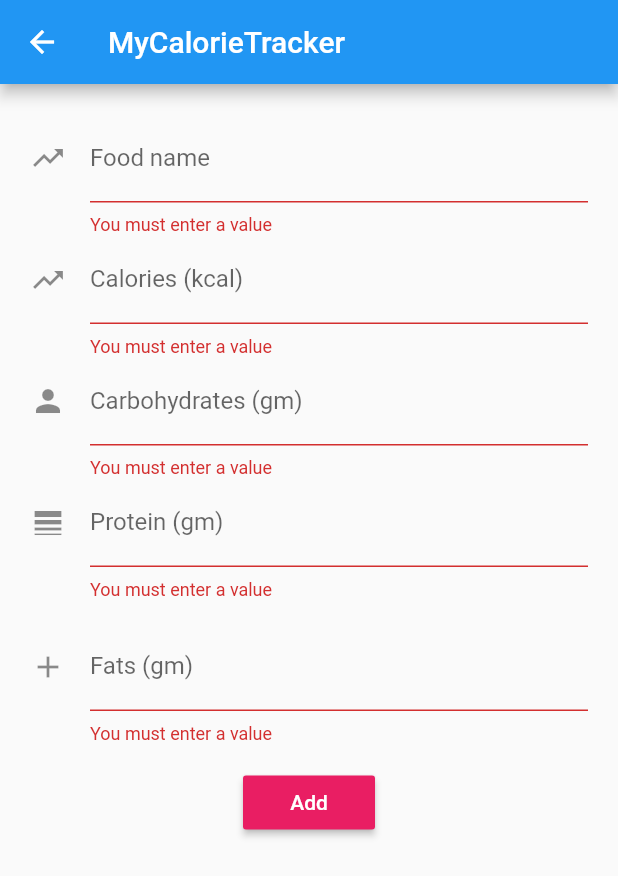
After one commit to shreshth12/flutterCalorieTracker, a Flutter app: the addCalorie screen opened directly, after a tap on "Add", on a phone screen of 412 x 824 dp. The commit adds this screen. Shown: the top 876 px of the screen. Run offline on Flutter 3.47's test engine with Material 2 defaults, Android fonts, the phone set to English and light mode, and no system bars; our stand-ins replace cloud_firestore, firebase_auth, firebase_core, flutter_dotenv, pie_chart; accounts and stored records are empty.

Commit message:
Now a user is able to add calories consumed

```diff
--- a/lib/main.dart
+++ b/lib/main.dart
@@ -57,7 +57,7 @@ class _MyAppState extends State<MyApp> {
       theme: ThemeData(
         primarySwatch: Colors.blue,
       ),
-      home: userIsLoggedIn == true ? homeScreen() : infoPage(),
+      home: userIsLoggedIn == true ? signIn() : infoPage(),
     );
   }
 }
--- /dev/null
+++ b/lib/screens/addCalorieData.dart
@@ -0,0 +1,158 @@
+// ignore_for_file: prefer_const_constructors
+
+import 'package:firebase_auth/firebase_auth.dart';
+import 'package:flutter/material.dart';
+import 'package:receipe_flutter/services/database.dart';
+
+class addCalorie extends StatefulWidget {
+  const addCalorie({Key? key}) : super(key: key);
+
+  @override
+  State<addCalorie> createState() => _addCalorieState();
+}
+
+class _addCalorieState extends State<addCalorie> {
+  final _formKey = GlobalKey<FormState>();
+
+  User? current_user = FirebaseAuth.instance.currentUser;
+
+  validation() {
+    final FormState? _form = _formKey.currentState;
+    if (_form!.validate()) {
+      return true;
+    } else {
+      return false;
+    }
+  }
+
+  bool isNumeric(String s) {
+    if (s == null) {
+      return false;
+    }
+    return double.tryParse(s) != null;
+  }
+
+  addToDatabase() {
+    String res = freshCalorieSetter(
+        current_user!.email,
+        calorieController.text,
+        carbsController.text,
+        fatsController.text,
+        proteinController.text,
+        foodNameController.text);
+    if (res == "success") {
+      Navigator.pop(context);
+    } else {
+      ScaffoldMessenger.of(context).showSnackBar(SnackBar(
+        content: Text(res),
+      ));
+      print(res);
+    }
+  }
+
+  final TextEditingController foodNameController = new TextEditingController();
+  final TextEditingController carbsController = new TextEditingController();
+  final TextEditingController proteinController = new TextEditingController();
+  final TextEditingController fatsController = new TextEditingController();
+  final TextEditingController calorieController = new TextEditingController();
+
+  @override
+  Widget build(BuildContext context) {
+    return Scaffold(
+      appBar: AppBar(
+        title: Text("MyCalorieTracker"),
+      ),
+      body: Form(
+        key: _formKey,
+        child: Padding(
+          padding: const EdgeInsets.all(20.0),
+          child: Column(
+            children: <Widget>[
+              TextFormField(
+                controller: foodNameController,
+                validator: (value) {
+                  if (value == '') {
+                    return 'You must enter a value';
+                  }
+                },
+                decoration: InputDecoration(
+                  labelText: 'Food name',
+                  icon: Icon(Icons.trending_up),
+                ),
+              ),
+              TextFormField(
+                controller: calorieController,
+                validator: (value) {
+                  if (value == '') {
+                    return 'You must enter a value';
+                  }
+                },
+                decoration: InputDecoration(
+                  labelText: 'Calories (kcal)',
+                  icon: Icon(Icons.trending_up),
+                ),
+              ),
+              TextFormField(
+                controller: carbsController,
+                validator: (value) {
+                  if (value == '') {
+                    return 'You must enter a value';
+                  } else if (isNumeric(value!) == false) {
+                    return 'Enter a number';
+                  }
+                },
+                decoration: InputDecoration(
+                  labelText: 'Carbohydrates (gm)',
+                  icon: Icon(Icons.person),
+                ),
+              ),
+              TextFormField(
+                controller: proteinController,
+                validator: (value) {
+                  if (value == '') {
+                    return 'You must enter a value';
+                  } else if (isNumeric(value!) == false) {
+                    return 'Enter a number';
+                  }
+                },
+                decoration: InputDecoration(
+                  labelText: 'Protein (gm)',
+                  icon: Icon(Icons.line_weight),
+                ),
+              ),
+              SizedBox(height: 15),
+              TextFormField(
+                controller: fatsController,
+                validator: (value) {
+                  if (value == '') {
+                    return 'You must enter a value';
+                  } else if (isNumeric(value!) == false) {
+                    return 'Enter a number';
+                  }
+                },
+                decoration: InputDecoration(
+                  labelText: 'Fats (gm)',
+                  icon: const Icon(Icons.add),
+                ),
+              ),
+              SizedBox(height: 15),
+              MaterialButton(
+                color: Colors.pink,
+                child: Text(
+                  "Add",
+                  style: TextStyle(color: Colors.white),
+                ),
+                onPressed: () {
+                  if (validation()) {
+                    addToDatabase();
+                  }
+                },
+              ),
+              SizedBox(height: 15),
+            ],
+          ),
+        ),
+      ),
+    );
+  }
+}
```
Also changed, not shown: lib/screens/homeScreen.dart (+35 -10 lines), lib/services/database.dart (+9 -6 lines).
